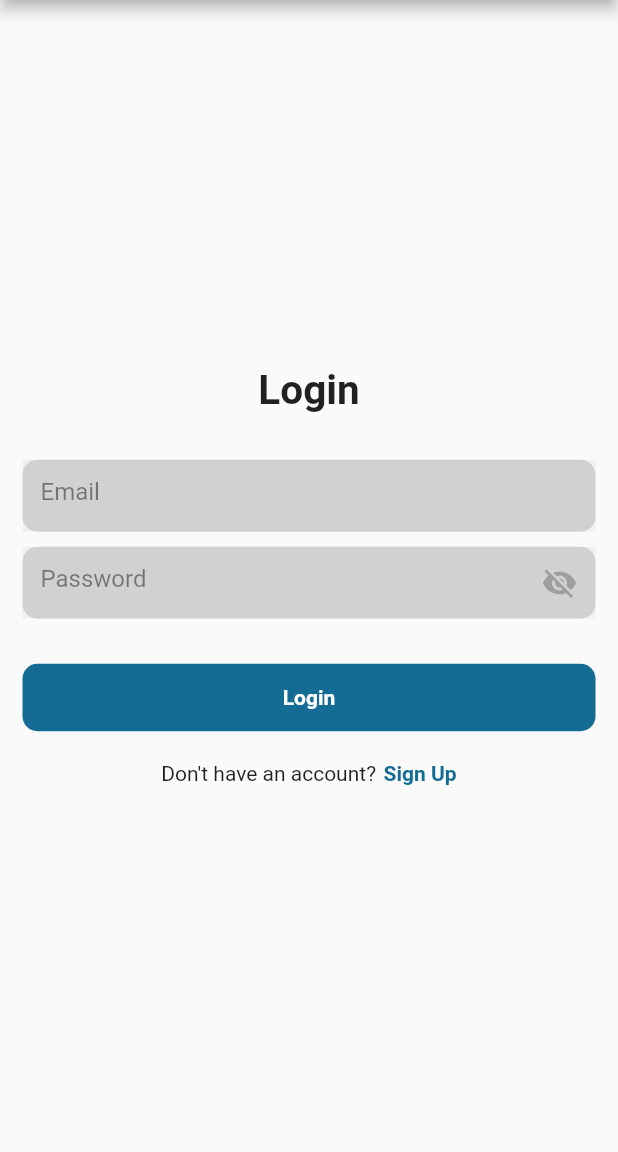
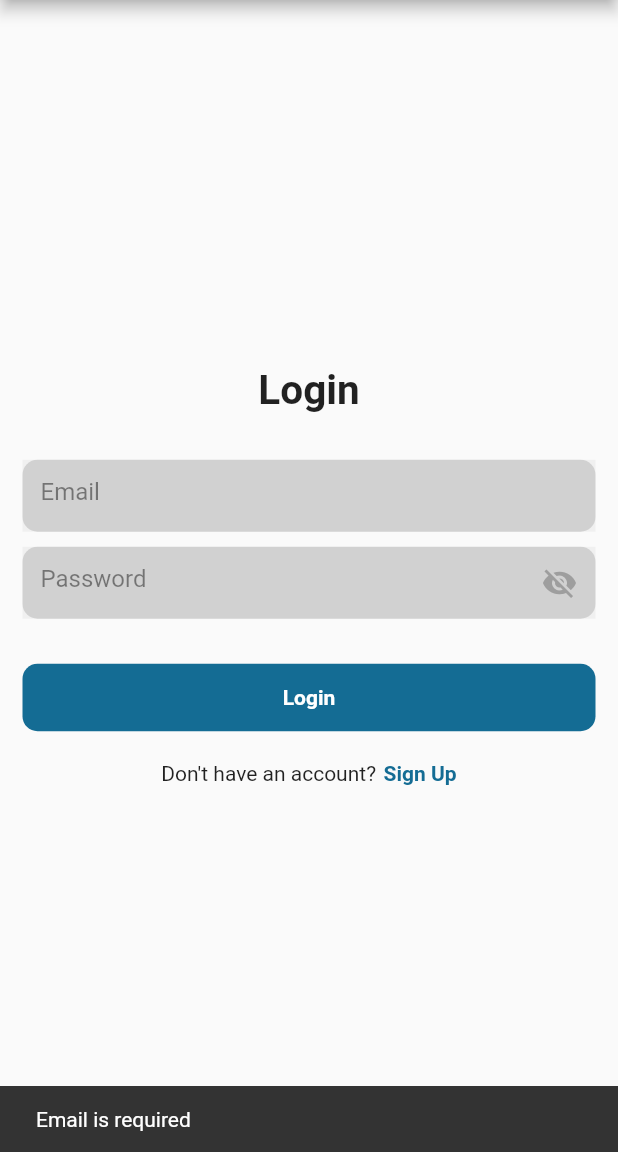
Before and after one commit to Harish3000/shades-app-flutter-project, a Flutter app: the screen it shows after launch, after a tap on "Login", on a phone screen of 412 x 824 dp, the part 84-1236 px from its top. Run offline on Flutter 3.47's test engine with Material 2 defaults, Android fonts, the phone set to English and light mode, and no system bars; our stand-ins replace cloud_firestore, curved_navigation_bar, file_picker, firebase_auth, firebase_core, firebase_storage and 1 more; missing offline and left inert: easy_pdf_viewer; accounts and stored records are empty; statements that could not run were skipped.

Commit message:
splash screen upgrade

```diff
--- a/shades/lib/core/auth/login_page.dart
+++ b/shades/lib/core/auth/login_page.dart
@@ -1,10 +1,7 @@
 import 'package:firebase_auth/firebase_auth.dart';
 import 'package:flutter/material.dart';
-
 import 'package:shades/core/auth/sign_up_page.dart';
-
 import 'package:shades/core/auth/form_container_widget.dart';
-
 import 'package:shades/core/auth/firebase_auth_services.dart';
 
 class LoginPage extends StatefulWidget {
@@ -15,10 +12,8 @@ class LoginPage extends StatefulWidget {
 }
 
 class _LoginPageState extends State<LoginPage> {
-  final bool _isSigning = false;
-
+  bool _isSigning = false;
   final FirebaseAuthService _auth = FirebaseAuthService();
-
   final TextEditingController _emailController = TextEditingController();
   final TextEditingController _passwordController = TextEditingController();
 
@@ -75,9 +70,9 @@ class _LoginPageState extends State<LoginPage> {
                     color: Color(0xFF146C94),
                     borderRadius: BorderRadius.circular(10),
                   ),
-                  child: const Center(
+                  child: Center(
                       child: Text(
-                    "Login",
+                    _isSigning ? "Logging..." : "Login",
                     style: TextStyle(
                         color: Colors.white, fontWeight: FontWeight.bold),
                   )),
@@ -117,16 +112,52 @@ class _LoginPageState extends State<LoginPage> {
   }
 
   void _signIn() async {
+    if (_emailController.text.isEmpty) {
+      _showSnackbar("Email is required");
+      return;
+    }
+
+    if (!_isEmailValid(_emailController.text)) {
+      _showSnackbar("Enter a valid email");
+      return;
+    }
+
+    if (_passwordController.text.isEmpty) {
+      _showSnackbar("Password is required");
+      return;
+    }
+
+    setState(() {
+      _isSigning = true;
+    });
+
     String email = _emailController.text;
     String password = _passwordController.text;
 
     User? user = await _auth.signInWithEmailAndPassword(email, password);
 
+    setState(() {
+      _isSigning = false;
+    });
+
     if (user != null) {
       print("User is successfully signedIn");
       Navigator.pushNamed(context, "/home");
     } else {
-      print("Some error happend");
+      _showSnackbar("Email or password is wrong - please try  again");
     }
   }
+
+  void _showSnackbar(String message) {
+    ScaffoldMessenger.of(context).showSnackBar(
+      SnackBar(
+        content: Text(message),
+        duration: const Duration(seconds: 2),
+      ),
+    );
+  }
+
+  bool _isEmailValid(String email) {
+    return RegExp(r'^[\w-]+(\.[\w-]+)*@[\w-]+(\.[\w-]+)+$').hasMatch(email);
+  }
 }
--- a/shades/lib/shared/common_widgets/splash_screen.dart
+++ b/shades/lib/shared/common_widgets/splash_screen.dart
@@ -11,25 +11,53 @@ class SplashScreen extends StatefulWidget {
 class _SplashScreenState extends State<SplashScreen> {
   @override
   void initState() {
-    Future.delayed(Duration(seconds: 3), () {
+    super.initState();
+    _initDelay();
+  }
+
+  Future<void> _initDelay() async {
+    // Adding an artificial delay of 2 seconds
+    await Future.delayed(Duration(seconds: 4));
+
     Navigator.pushAndRemoveUntil(
       context,
       MaterialPageRoute(builder: (context) => widget.child!),
-          (route) => false);
-    });
-    super.initState();
+      (route) => false,
+    );
   }
 
   @override
   Widget build(BuildContext context) {
     return Scaffold(
       body: Center(
-        child: Text(
+        child: Column(
+          mainAxisAlignment: MainAxisAlignment.center,
+          children: [
+            Container(
+              decoration: BoxDecoration(
+                border: Border.all(color: Colors.black, width: 4),
+                borderRadius: BorderRadius.circular(15),
+              ),
+              child: ClipRRect(
+                borderRadius: BorderRadius.circular(10),
+                child: Image.asset(
+                  'assets/module/splash.gif', // Replace 'your_gif_image_path.gif' with the actual path
+                  // You can customize the width and height if needed
+                  width: 200,
+                  height: 200,
+                ),
+              ),
+            ),
+            SizedBox(height: 20),
+            Text(
               "Welcome to Shades",
               style: TextStyle(
                 // color: Colors.blue,
                 fontWeight: FontWeight.bold,
+                fontSize: 24, // Increase font size
               ),
+            ),
+          ],
         ),
       ),
     );
```
Also changed, not shown: shades/assets/module/splash.gif (added). Lines whose indentation alone changed are shown as unchanged.
